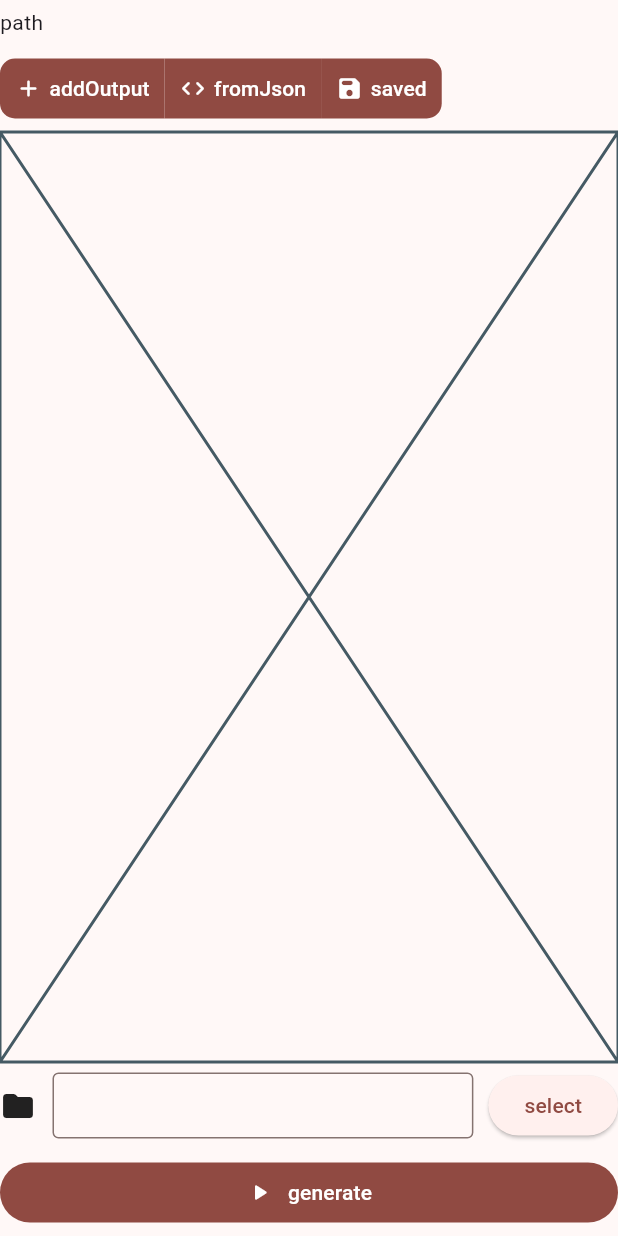
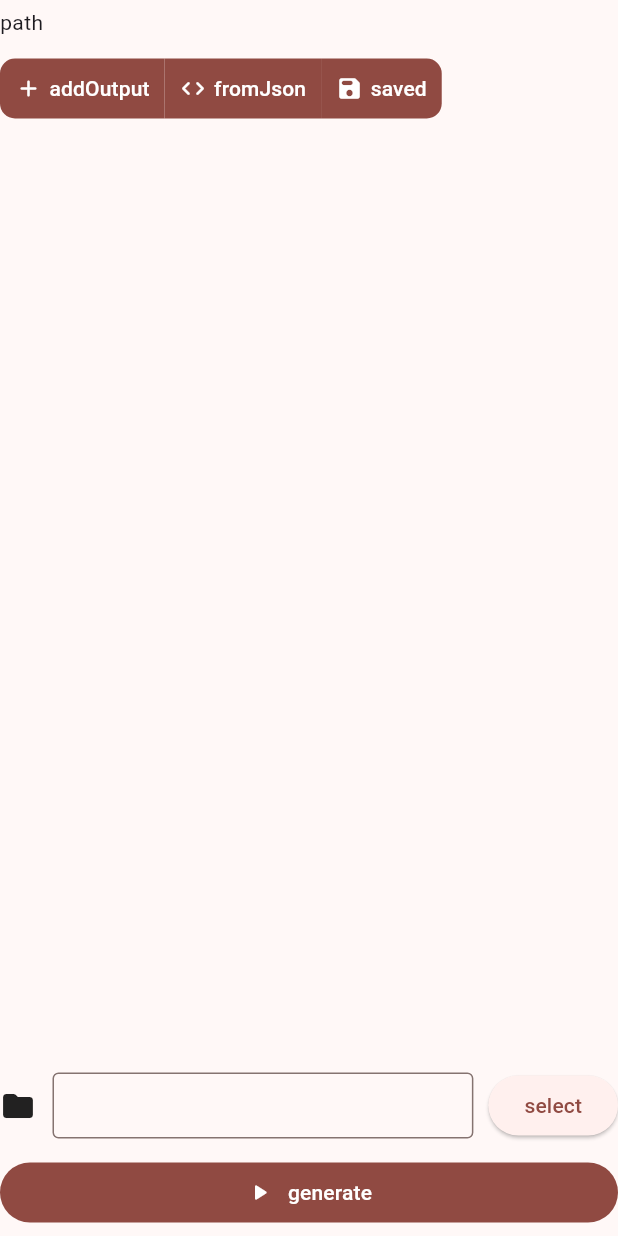
Before and after one commit to Zhoucheng133/Resizer, a Flutter app: the ConfigMultiple widget shown alone on an empty page, opened directly, on a phone screen of 412 x 824 dp. Run offline on Flutter 3.47's test engine with Material 3 defaults, Android fonts, the phone set to English and light mode, and no system bars; our stand-ins replace dropdown_button2, file_picker, font_awesome_flutter, get, shared_preferences; missing offline and left inert: dart:ffi, desktop_drop, window_manager; accounts and stored records are empty; Roboto replaces fonts that are missing (PuHui); statements that could not run were skipped.

Commit message:
完成添加多任务

```diff
--- a/lib/components/config_multiple.dart
+++ b/lib/components/config_multiple.dart
@@ -1,6 +1,7 @@
 import 'package:file_picker/file_picker.dart';
 import 'package:flutter/material.dart';
 import 'package:get/get.dart';
+import 'package:resizer/components/add_output_dialog.dart';
 import 'package:resizer/components/config_item.dart';
 import 'package:resizer/utils/controller.dart';
 import 'package:shared_preferences/shared_preferences.dart';
@@ -44,9 +45,7 @@ class _ConfigMultipleState extends State<ConfigMultiple> {
                     ),
                     padding: EdgeInsets.symmetric(horizontal: 10, vertical: 5),
                   ),
-                  onPressed: (){
-                    // TODO 添加输出
-                  },
+                  onPressed: ()=>showAddOutputDialog(context),
                   child: Row(
                     mainAxisSize: .min,
                     children: [
@@ -100,7 +99,14 @@ class _ConfigMultipleState extends State<ConfigMultiple> {
           ),
         ),
         Expanded(
-          child: Placeholder()
+          child: Obx(()=>
+            ListView.builder(
+              itemCount: controller.multipleConfigItems.length,
+              itemBuilder: (context, index)=>Text(
+                controller.multipleConfigItems[index].path,
+              )
+            )
+          )
         ),
         ConfigItem(
           label: "outputPath".tr,
@@ -149,6 +155,10 @@ class _ConfigMultipleState extends State<ConfigMultiple> {
             ()=> FilledButton(
               onPressed: controller.running.value ? null : () async {
                 // TODO 运行
+                // print(controller.multipleConfigItems);
+                for (var element in controller.multipleConfigItems) {
+                  print(element.toJson());
+                }
               },
               child: controller.running.value ? Center(
                 child: SizedBox(
--- a/lib/lang/zh_cn.dart
+++ b/lib/lang/zh_cn.dart
@@ -1,5 +1,5 @@
 const Map<String, String> zhCN = {
-  'add': "添加图片，你也可以拖拽图片到这里",
+  'add_view_tip': "添加图片，你也可以拖拽图片到这里",
   'ok': "好的",
   'cancel': "取消",
   'addImageFailed': "添加图片失败",
@@ -25,4 +25,10 @@ const Map<String, String> zhCN = {
   'addOutput': "添加输出",
   'fromJson': "从JSON",
   'saved': "已保存",
+  'add': "添加",
+  'saveConfig': "保存配置",
+  'name': "名称",
+  'noExtNeeded': "输出名称不需要后缀名",
+  'extNeeded': "需要后缀名",
+  'sizeTip': "长或宽为0表示按照比例缩放"
 };
--- a/lib/utils/controller.dart
+++ b/lib/utils/controller.dart
@@ -16,6 +16,35 @@ enum Format{
   svg,
 }
 
+enum Status{
+  waiting,
+  running,
+  done,
+  error,
+}
+
+class MultipleConfigItem{
+  String name;
+  String path;
+  int width;
+  int height;
+  Status status=Status.waiting;
+  MultipleConfigItem(this.name, this.path, this.width, this.height);
+
+  MultipleConfigItem.fromJson(Map<String, dynamic> json)
+      : name = json['name'],
+        path = json['path'],
+        width = json['width'],
+        height = json['height'];
+
+  Map toJson() => {
+    'name': name,
+    'path': path,
+    'width': width,
+    'height': height,
+  };
+}
+
 class Controller extends GetxController {
 
   late SharedPreferences prefs;
@@ -31,4 +60,5 @@ class Controller extends GetxController {
   Rx<Mode> mode = Rx<Mode>(Mode.multiple);
   RxBool running = false.obs;
   RxString outputPath="".obs;
+  RxList<MultipleConfigItem> multipleConfigItems = <MultipleConfigItem>[].obs;
 }
```
Also changed, not shown: lib/components/add_output_dialog.dart (added, +187 -0 lines).
